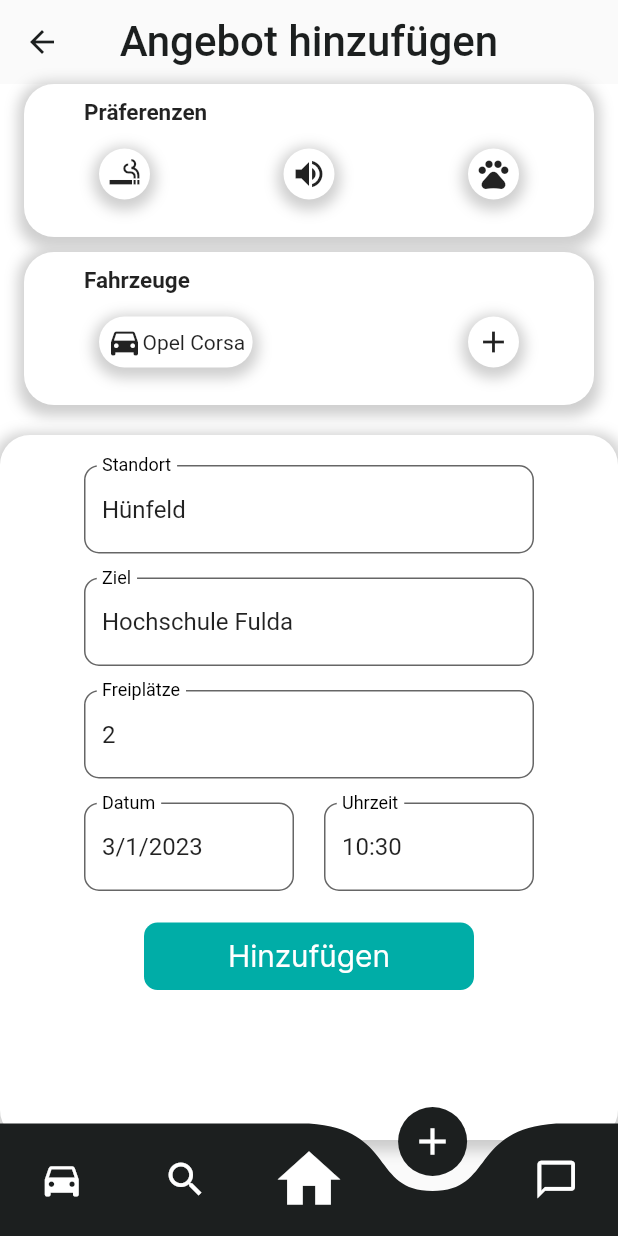
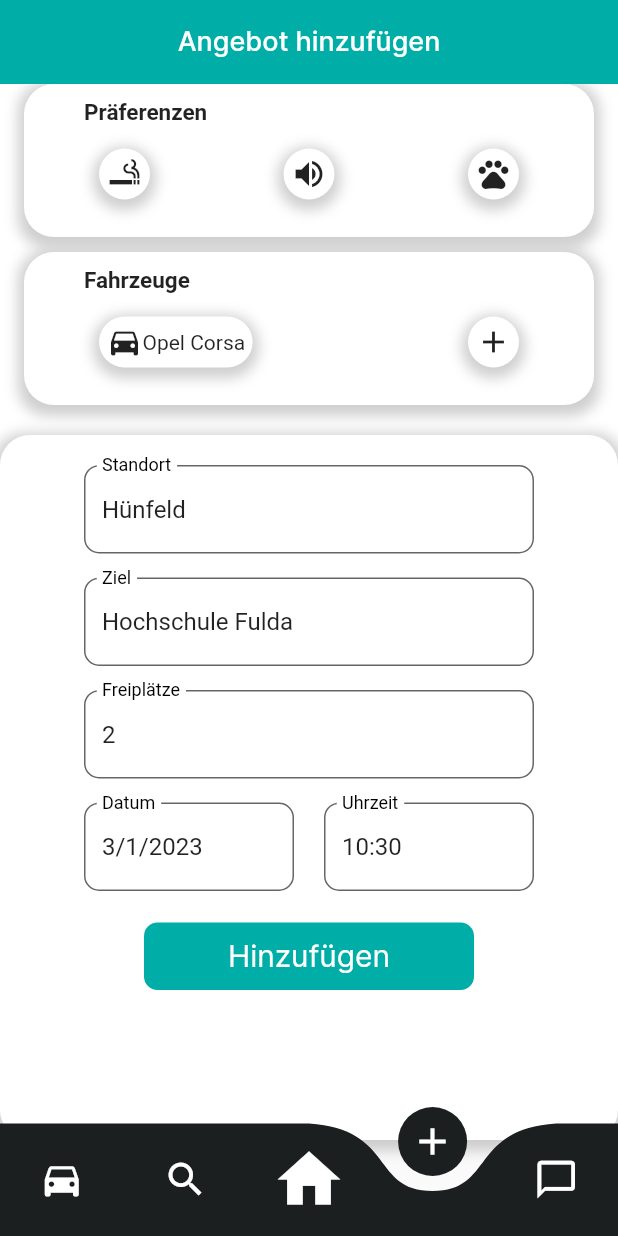
Before and after one commit to drmilde/carida_unigo_v0, a Flutter app: the MainScreen screen opened directly, item 4 of the bottom bar chosen, on a phone screen of 412 x 824 dp. Run offline on Flutter 3.47's test engine with Material 2 defaults, Android fonts, the light colour scheme and no system bars; drawn by our look-alikes of curved_navigation_bar, flutter_form_builder; our stand-ins replace flutter_map, flutter_rating_bar, flutter_svg, form_builder_validators, get, google_fonts and 3 more; missing offline and left inert: dartdap, string_similarity; accounts and stored records are empty; network calls fail.

Commit message:
Fonts angepasst in buchungen, AppBar angepasst ... ein Vorschlag

```diff
--- a/lib/sb/screens/home/main_screen.dart
+++ b/lib/sb/screens/home/main_screen.dart
@@ -111,17 +111,23 @@ class _MainScreenState extends State<MainScreen> {
         title: Text(
           title,
           style: GoogleFonts.inter(
-            color: Color.fromARGB(255, 28, 31, 31),
-            fontSize: 28,
+            color: _controller.appConstants.white,
+            fontSize: 18,
           ),
         ),
         elevation: 0,
-        backgroundColor: Colors.transparent,
+        backgroundColor: _controller.appConstants.turquoise,
+        leading: Container(),
+        /*
         leading: BackButton(
           color: Color.fromARGB(255, 28, 31, 31),
         ),
+
+         */
         actions: [
-          IconButton(
+          Padding(
+            padding: const EdgeInsets.symmetric(horizontal: 12.0),
+            child: IconButton(
               icon: Icon(
                 size: 30,
                 Icons.settings,
@@ -132,6 +138,7 @@ class _MainScreenState extends State<MainScreen> {
                     builder: (context) => EinstellungenScreen()));
               },
             ),
+          ),
         ],
       );
     } else {
@@ -139,17 +146,21 @@ class _MainScreenState extends State<MainScreen> {
         centerTitle: true,
         title: Text(
           title,
-          style: TextStyle(
-            color: Color.fromARGB(255, 28, 31, 31),
-            fontSize: 28,
+          style: GoogleFonts.inter(
+            color: _controller.appConstants.white,
+            fontSize: 18,
           ),
         ),
         elevation: 0,
-        backgroundColor: Colors.transparent,
+        backgroundColor: _controller.appConstants.turquoise,
+        leading: Container(),
+        /*
         leading: BackButton(
           color: Color.fromARGB(255, 28, 31, 31),
           onPressed: _controller.callbacks[index],
         ),
+
+         */
       );
     }
   }
```
Also changed, not shown: lib/sb/screens/buchungen/buchungen_screen.dart (+21 -4 lines). Lines whose indentation alone changed are shown as unchanged.
